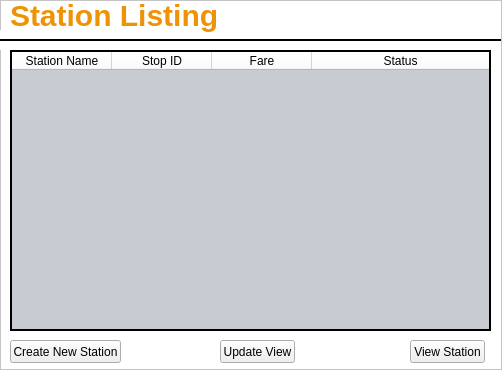
Qt form app/ui/stationListing.ui (alishan-kaisani/CS4400-GUI) before a commit.
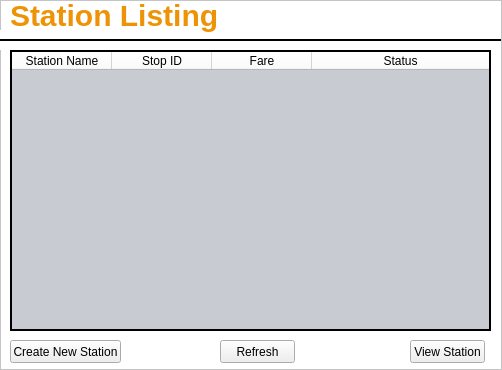
The same form after that commit. Icons and pictures are not drawn.

The edit to the form file:
```diff
--- a/app/ui/stationListing.ui
+++ b/app/ui/stationListing.ui
@@ -207,7 +207,7 @@
     </rect>
    </property>
    <property name="text">
-    <string>Update View</string>
+    <string>Refresh</string>
    </property>
   </widget>
  </widget>
```
Left out of the diff: 9 changed lines with no effect on the pictures.
